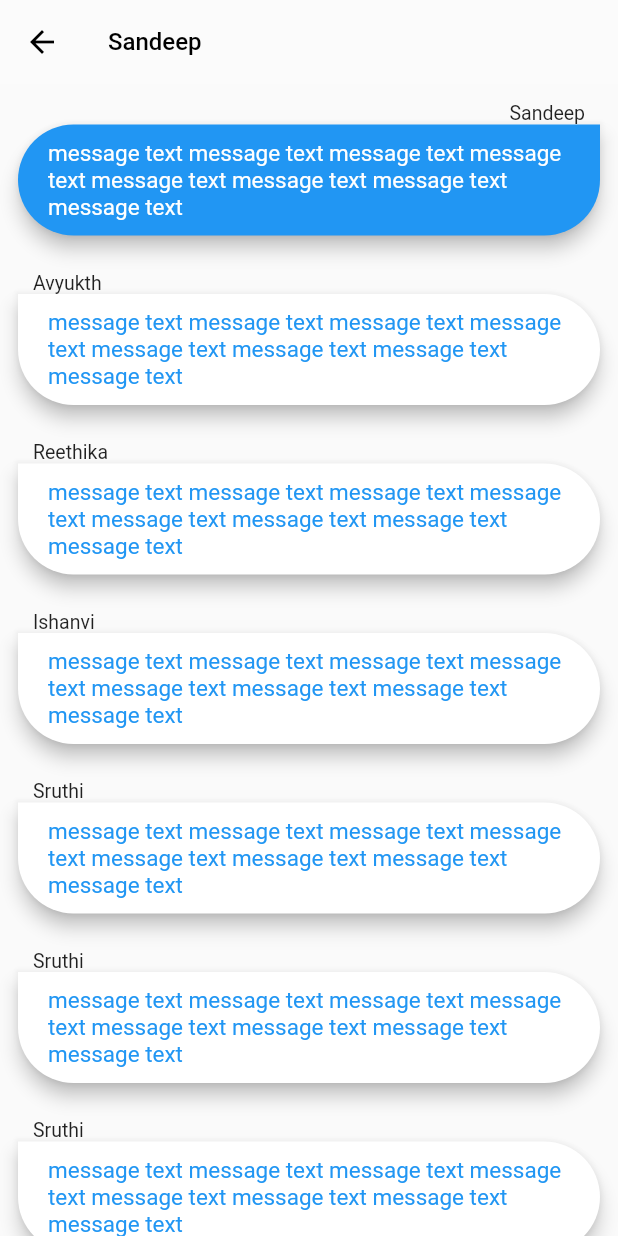
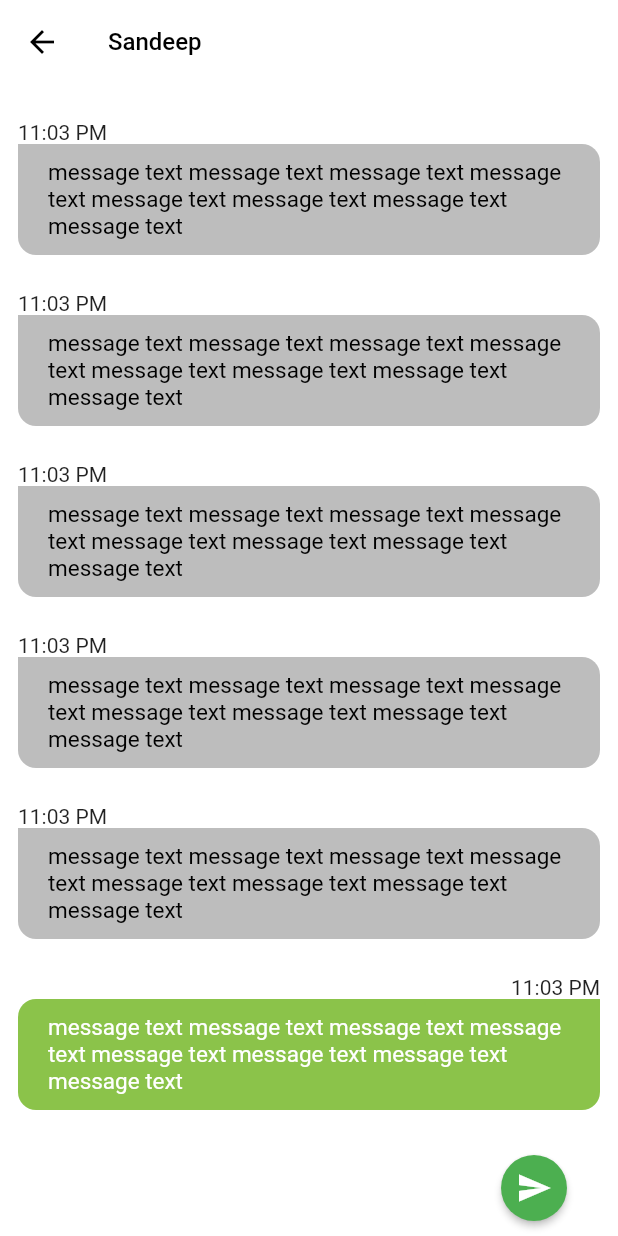
Before and after one commit to sanvijay/toms_phone, a Flutter app: the MessageChatScreen screen opened by its route, on a phone screen of 412 x 824 dp. Run offline on Flutter 3.47's test engine with Material 2 defaults, Android fonts, the light colour scheme and no system bars; our stand-ins replace audioplayers, babstrap_settings_screen, badges, photo_view; network calls fail; Roboto replaces fonts that are missing (Poppins).

Commit message:
messenger app gallery

```diff
--- a/toms_phone/lib/constants/constants.dart
+++ /dev/null
@@ -1,21 +0,0 @@
-import 'package:flutter/material.dart';
-
-const kSendButtonTextStyle = TextStyle(
-  color: Colors.lightBlueAccent,
-  fontWeight: FontWeight.bold,
-  fontSize: 18.0,
-);
-
-const kMessageTextFieldDecoration = InputDecoration(
-  contentPadding: EdgeInsets.symmetric(vertical: 10.0, horizontal: 20.0),
-  hintText: 'Type your message here...',
-  hintStyle: TextStyle(fontFamily: 'Poppins',fontSize: 14),
-  border: InputBorder.none,
-);
-
-const kMessageContainerDecoration = BoxDecoration(
-  // border: Border(
-  //   top: BorderSide(color: Colors.lightBlueAccent, width: 2.0),
-  // ),
-
-);
--- a/toms_phone/lib/pages/message_chat_screen.dart
+++ b/toms_phone/lib/pages/message_chat_screen.dart
@@ -1,19 +1,24 @@
 import 'package:flutter/material.dart';
-import 'package:toms_phone/constants/constants.dart';
 
 String username = 'User';
 String email = 'user@example.com';
 String messageText = '';
 
 class MessageChatScreen extends StatefulWidget {
-  const MessageChatScreen({Key? key}) : super(key: key);
+  late bool isMessenger;
+  MessageChatScreen({Key? key, required this.isMessenger}) : super(key: key);
 
   @override
-  _MessageChatScreenState createState() => _MessageChatScreenState();
+  _MessageChatScreenState createState() => _MessageChatScreenState(isMessenger: isMessenger);
 }
 
 class _MessageChatScreenState extends State<MessageChatScreen> {
   final chatMsgTextController = TextEditingController();
+  bool isMessenger;
+
+  _MessageChatScreenState({
+    required this.isMessenger
+  });
 
   List<dynamic> allMessages = [
     {
@@ -82,19 +87,29 @@ class _MessageChatScreenState extends State<MessageChatScreen> {
   //   }
   // }
 
-  List<Widget> chatMessages() {
-    return allMessages.map((msg) {
+  Widget chatMessages() {
+    var messageBubbles =  allMessages.map((msg) {
       return MessageBubble(
         msgText: "message text message text message text message text message text message text message text message text",
         msgSender: msg["name"],
-        user: msg["name"] == "Sandeep"
+        user: msg["name"] == "Sandeep",
+        isMessenger: isMessenger
       );
     }).toList();
+
+    return ListView(
+      reverse: true,
+      children: [
+        const SizedBox(height: 72,),
+        ...messageBubbles,
+      ],
+    );
   }
 
   @override
   Widget build(BuildContext context) {
     return Scaffold(
+      backgroundColor: isMessenger ? Colors.orangeAccent : Colors.white,
       appBar: AppBar(
         // automaticallyImplyLeading: false,
         iconTheme: const IconThemeData(color: Colors.black),
@@ -133,35 +148,45 @@ class _MessageChatScreenState extends State<MessageChatScreen> {
         //   )
         // ],
       ),
-      body: ListView(
-        children: <Widget>[
-          ...chatMessages(),
+      body: Stack(
+        children: [
+          chatMessages(),
           Container(
-            padding: const EdgeInsets.symmetric(vertical:10,horizontal: 10),
-            decoration: kMessageContainerDecoration,
+            alignment: Alignment.bottomCenter,
+            width: MediaQuery.of(context).size.width,
+            child: Container(
+              padding: const EdgeInsets.symmetric(vertical: 8, horizontal: 12),
+              width: MediaQuery.of(context).size.width,
+              color: isMessenger ? Colors.grey[700] : Colors.white,
               child: Row(
-              crossAxisAlignment: CrossAxisAlignment.center,
-              children: <Widget>[
+                children: [
                   Expanded(
-                  child: Material(
-                    borderRadius: BorderRadius.circular(50),
-                    color: Colors.white,
-                    elevation:5,
-                    child: Padding(
-                      padding: const EdgeInsets.only(left:8.0,top:2,bottom: 2),
-                      child: TextField(
-                        onChanged: (value) {
-                          messageText = value;
-                        },
-                        controller: chatMsgTextController,
-                        decoration: kMessageTextFieldDecoration,
+                    child: TextFormField(
+                      style: TextStyle(color: isMessenger ? Colors.white : Colors.black),
+                      decoration: const InputDecoration(
+                        hintText: "",
+                        border: InputBorder.none,
                       ),
                     ),
-                  ),
+                    // child: Material(
+                    //   borderRadius: BorderRadius.circular(50),
+                    //   color: Colors.white,
+                    //   elevation:5,
+                    //   child: Padding(
+                    //     padding: const EdgeInsets.only(left:8.0,top:2,bottom: 2),
+                    //     child: TextField(
+                    //       onChanged: (value) {
+                    //         messageText = value;
+                    //       },
+                    //       controller: chatMsgTextController,
+                    //       decoration: kMessageTextFieldDecoration,
+                    //     ),
+                    //   ),
+                    // ),
                   ),
                   MaterialButton(
                     shape: const CircleBorder(),
-                  color: Colors.blue,
+                    color: isMessenger ? Colors.redAccent : Colors.green,
                     onPressed: () {
                       chatMsgTextController.clear();
                       // _firestore.collection('messages').add({
@@ -171,7 +196,7 @@ class _MessageChatScreenState extends State<MessageChatScreen> {
                       //   'senderemail': email
                       // });
                     },
-                  child:const Padding(
+                    child: const Padding(
                       padding: EdgeInsets.all(10.0),
                       child: Icon(Icons.send,color: Colors.white,),
                     )
@@ -180,7 +205,8 @@ class _MessageChatScreenState extends State<MessageChatScreen> {
                     //   style: kSendButtonTextStyle,
                     // ),
                   ),
-              ],
+                ]
+              ),
             ),
           ),
         ],
@@ -233,11 +259,13 @@ class MessageBubble extends StatelessWidget {
   final String msgText;
   final String msgSender;
   final bool user;
+  final bool isMessenger;
 
   MessageBubble({
     required this.msgText,
     required this.msgSender,
-    required this.user
+    required this.user,
+    required this.isMessenger
   });
 
   @override
@@ -248,30 +276,33 @@ class MessageBubble extends StatelessWidget {
         crossAxisAlignment:
         user ? CrossAxisAlignment.end : CrossAxisAlignment.start,
         children: <Widget>[
-          Container(
-            padding: const EdgeInsets.symmetric(horizontal: 10),
-            child: Text(
-              msgSender,
-              style: const TextStyle(
-                  fontSize: 13, fontFamily: 'Poppins', color: Colors.black87),
-            ),
-          ),
+          // Container(
+          //   padding: const EdgeInsets.symmetric(horizontal: 10),
+          //   child: Text(
+          //     msgSender,
+          //     style: const TextStyle(
+          //       fontSize: 13,
+          //       color: Colors.black87,
+          //       fontWeight: FontWeight.bold,
+          //     ),
+          //   ),
+          // ),
+          const Text("11:03 PM"),
           Material(
             borderRadius: BorderRadius.only(
-              bottomLeft: const Radius.circular(50),
-              topLeft: user ? const Radius.circular(50) : const Radius.circular(0),
-              bottomRight: const Radius.circular(50),
-              topRight: user ? const Radius.circular(0) : const Radius.circular(50),
+              bottomLeft: Radius.circular(isMessenger ? 40 : 12),
+              topLeft: user ? Radius.circular(isMessenger ? 40 : 12) : const Radius.circular(0),
+              bottomRight: Radius.circular(isMessenger ? 40 : 12),
+              topRight: user ? const Radius.circular(0) : Radius.circular(isMessenger ? 40 : 12),
             ),
-            color: user ? Colors.blue : Colors.white,
-            elevation: 5,
+            color: user ? Colors.lightGreen : Colors.grey[400],
+            elevation: isMessenger ? 4 : 0,
             child: Padding(
               padding: const EdgeInsets.symmetric(vertical: 10, horizontal: 20),
               child: Text(
                 msgText,
                 style: TextStyle(
-                  color: user ? Colors.white : Colors.blue,
-                  fontFamily: 'Poppins',
+                  color: user ? Colors.white : Colors.black,
                   fontSize: 15,
                 ),
               ),
--- a/toms_phone/pubspec.yaml
+++ b/toms_phone/pubspec.yaml
@@ -39,6 +39,7 @@ dependencies:
   audioplayers: ^1.0.1
   collection: ^1.16.0
   badges: ^2.0.3
+  photo_view: ^0.14.0
 
 dev_dependencies:
   flutter_test:
@@ -70,7 +71,7 @@ flutter:
 #    - assets/images/phone_icon_64.png
 #    - assets/images/camera2_icon_64.png
     - assets/images/profile_image.png
-    - assets/images/drawer_icon_512.png
+#    - assets/images/drawer_icon_512.png
     - assets/sounds/call_ends.wav
     - assets/images/sudoku_icon.png
 
```
Also changed, not shown: toms_phone/lib/main.dart (+10 -2 lines), toms_phone/lib/pages/gallery/preview_image.dart (added, +49 -0 lines), toms_phone/lib/pages/gallery_screen.dart (added, +70 -0 lines), toms_phone/lib/pages/home_screen.dart (+49 -29 lines), toms_phone/lib/pages/message_screen.dart (+12 -4 lines), toms_phone/lib/pages/socio/post_card.dart (added, +152 -0 lines), toms_phone/lib/pages/socio_profile_screen.dart (added, +113 -0 lines), toms_phone/lib/pages/socio_screen.dart (added, +30 -0 lines), toms_phone/pubspec.lock. Lines whose indentation alone changed are shown as unchanged.
